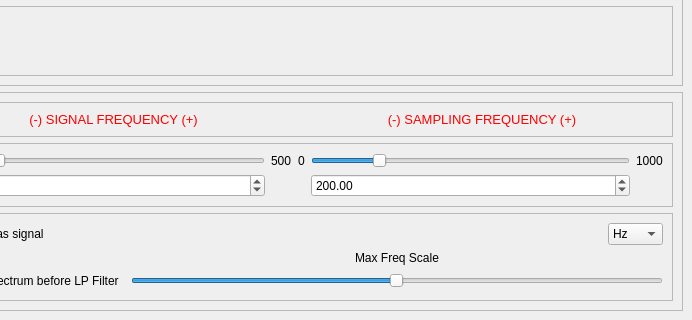
The window that designer/mainwindow.ui (mcorcos/ASSD-TP1-G3) describes before a commit, drawn with Qt 5; both pictures show x 97 to 789 and y 181 to 501 of the 789 by 501 pixel window.
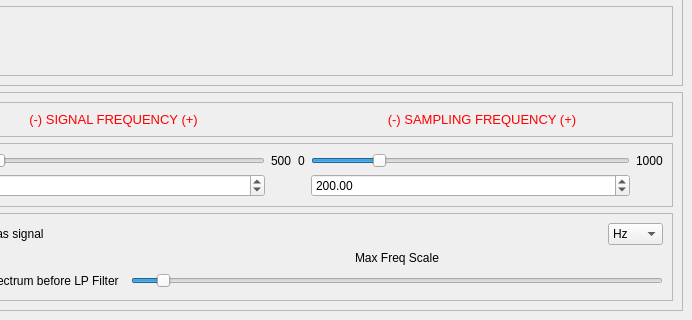
The same window after the commit.

Diff of the .ui file:
```diff
--- a/designer/mainwindow.ui
+++ b/designer/mainwindow.ui
@@ -433,7 +433,7 @@
              <number>1000</number>
             </property>
             <property name="sliderPosition">
-             <number>500</number>
+             <number>50</number>
             </property>
             <property name="orientation">
              <enum>Qt::Horizontal</enum>
```
Left out of the diff: 76 changed lines with no effect on the pictures.
